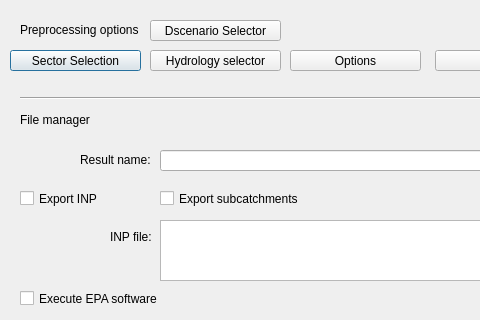
The window that ui/file_manager.ui (Giswater/giswater_qgis_plugin) describes before a commit, drawn with Qt 5; both pictures show x 0 to 480 and y 0 to 320 of the 586 by 478 pixel window.
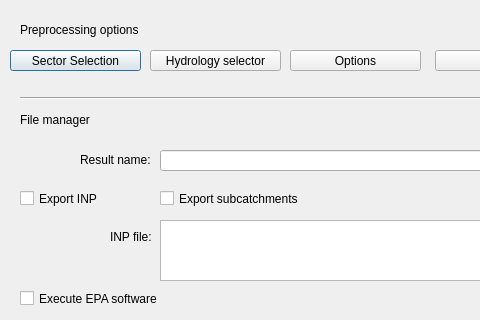
The same window after the commit.

```diff
--- a/ui/file_manager.ui
+++ b/ui/file_manager.ui
@@ -267,19 +267,6 @@
     <string>Cancel</string>
    </property>
   </widget>
-  <widget class="QPushButton" name="btn_opt_hyd_2">
-   <property name="geometry">
-    <rect>
-     <x>150</x>
-     <y>20</y>
-     <width>131</width>
-     <height>21</height>
-    </rect>
-   </property>
-   <property name="text">
-    <string>Dscenario Selector</string>
-   </property>
-  </widget>
   <widget class="QCheckBox" name="chk_export_subcatch">
    <property name="geometry">
     <rect>
```
Left out of the diff: 4 changed lines with no effect on the pictures.
